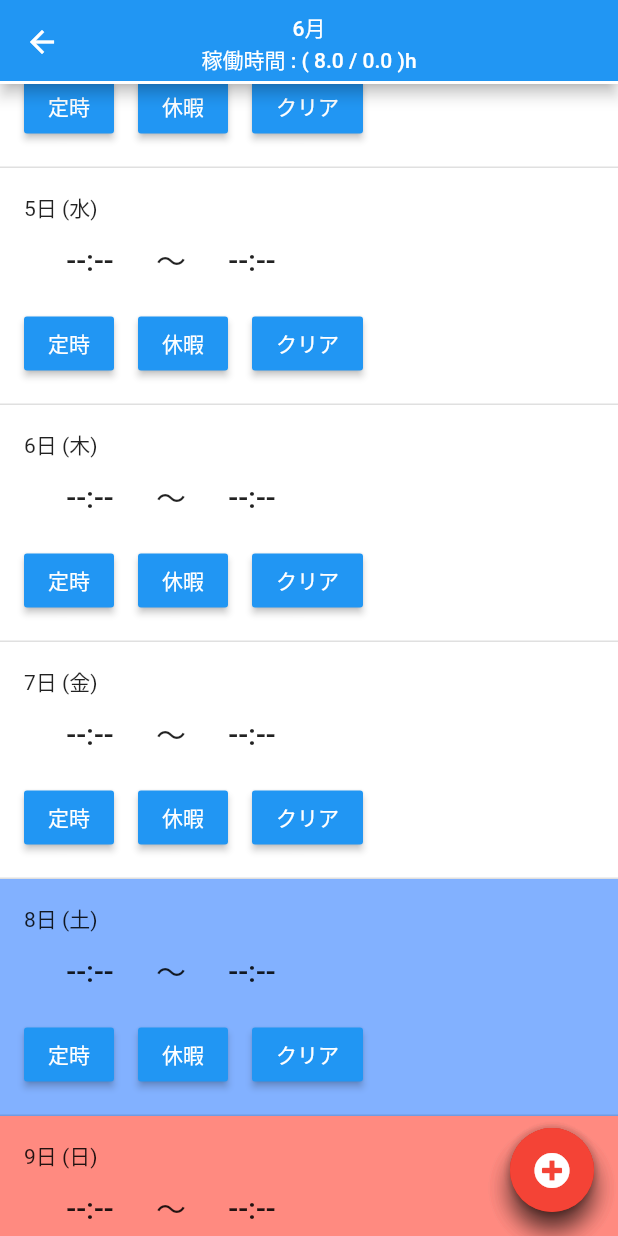
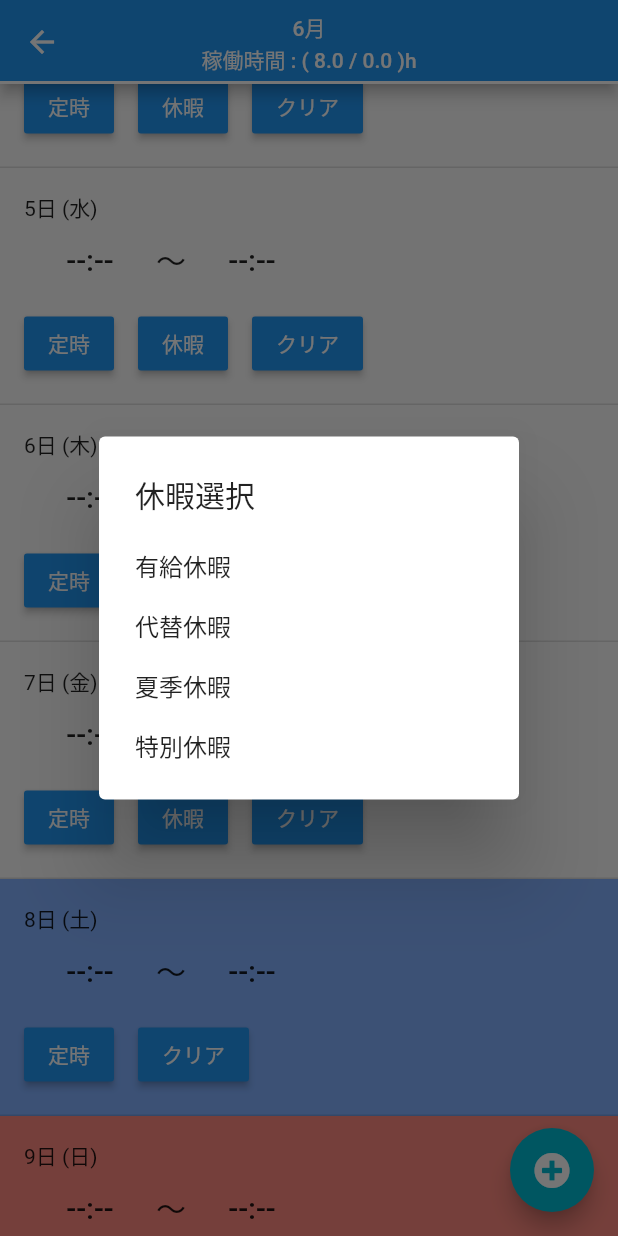
Before and after one commit to kusamuraX/KinTai, a Flutter app: the MyHomePage screen opened by its route, scrolled down 576 dp, after a tap on "定時", after a tap on "休暇", on a phone screen of 412 x 824 dp. Run offline on Flutter 3.47's test engine with Material 2 defaults, Android fonts, the phone set to English and light mode, and no system bars; our stand-ins replace font_awesome_flutter, shared_preferences; accounts and stored records are empty; network calls fail.

Commit message:
change float button

```diff
--- a/lib/customfloadbtn.dart
+++ b/lib/customfloadbtn.dart
@@ -10,61 +10,69 @@ class FloatBtnArea extends StatefulWidget {
 
 class FloatBtnAreaState extends State<FloatBtnArea>
     with SingleTickerProviderStateMixin {
-
   AnimationController animationController;
 
   @override
   void initState() {
     super.initState();
-    animationController =
-        AnimationController(duration: Duration(milliseconds: 400), vsync: this);
+    animationController = AnimationController(
+        duration: Duration(milliseconds: 1000), vsync: this);
   }
 
   @override
   Widget build(BuildContext context) {
     return new SectorAnimation(
       controller: animationController,
+      curvedAnimation: new CurvedAnimation(
+          parent: animationController, curve: Curves.elasticOut),
     );
+  }
+
+  @override
+  void dispose() {
+    super.dispose();
+    animationController.dispose();
   }
 }
 
 class SectorAnimation extends StatelessWidget {
-  SectorAnimation({Key key, this.controller})
-      : _openScale = Tween<double>(
-          begin: 1.0,
-          end: 0.0,
+  SectorAnimation({Key key, this.controller, this.curvedAnimation})
+      : _rotaTween = Tween<double>(
+          begin: 0.0,
+          end: 0.625,
         ).animate(
-          new CurvedAnimation(parent: controller, curve: Curves.linear),
-        ),
-        _closeScale = Tween<double>(
-          begin: 0.0,
-          end: 1.0,
-        ).animate(
-          new CurvedAnimation(parent: controller, curve: Curves.linear),
+          curvedAnimation,
         ),
         _transTween1 =
             Tween<Offset>(begin: Offset.zero, end: const Offset(0.0, -1.2))
                 .animate(
-          new CurvedAnimation(parent: controller, curve: Curves.linear),
+          curvedAnimation,
         ),
         _transTween2 =
             Tween<Offset>(begin: Offset.zero, end: const Offset(0.0, -2.4))
                 .animate(
-          new CurvedAnimation(parent: controller, curve: Curves.linear),
+          curvedAnimation,
         ),
         _transTween3 =
             Tween<Offset>(begin: Offset.zero, end: const Offset(0.0, -3.6))
                 .animate(
-          new CurvedAnimation(parent: controller, curve: Curves.linear),
+          curvedAnimation,
+        ),
+        _scaleTween = Tween<double>(
+          begin: 0.0,
+          end: 1.0,
+        ).animate(
+          curvedAnimation,
         ),
         super(key: key);
 
   final AnimationController controller;
-  final Animation<double> _openScale;
-  final Animation<double> _closeScale;
+  final CurvedAnimation curvedAnimation;
+  final Animation<double> _rotaTween;
   final Animation<Offset> _transTween1;
   final Animation<Offset> _transTween2;
   final Animation<Offset> _transTween3;
+  final Animation<double> _scaleTween;
 
   build(context) {
     return new AnimatedBuilder(
@@ -73,49 +81,51 @@ class SectorAnimation extends StatelessWidget {
         return Stack(alignment: Alignment.center, children: <Widget>[
           new SlideTransition(
             position: _transTween3,
+            child: new ScaleTransition(
+              scale: _scaleTween,
               child: new FloatingActionButton(
                   child: new Icon(FontAwesomeIcons.playstation),
-                onPressed: null,
-                backgroundColor: Colors.red),
+                  onPressed: () {},
+                  backgroundColor: Colors.cyan),
+            ),
           ),
           new SlideTransition(
             position: _transTween2,
+            child: new ScaleTransition(
+              scale: _scaleTween,
               child: new FloatingActionButton(
                   child: new Icon(FontAwesomeIcons.trashAlt),
-                onPressed: null,
-                backgroundColor: Colors.red),
+                  onPressed: () {},
+                  backgroundColor: Colors.cyan),
+            ),
           ),
           new SlideTransition(
             position: _transTween1,
+            child: new ScaleTransition(
+              scale: _scaleTween,
               child: new FloatingActionButton(
                   child: new Icon(FontAwesomeIcons.cloudUploadAlt),
-                onPressed: null,
-                backgroundColor: Colors.red),
+                  onPressed: () {},
+                  backgroundColor: Colors.cyan),
             ),
-          new ScaleTransition(
-            scale: _openScale,
+          ),
+          new RotationTransition(
+            turns: _rotaTween,
             child: new FloatingActionButton(
                 child: new Icon(FontAwesomeIcons.plusCircle),
-                onPressed: _open,
-                backgroundColor: Colors.red),
-          ),
-          new ScaleTransition(
-            scale: _closeScale,
-            child: new FloatingActionButton(
-                child: new Icon(FontAwesomeIcons.timesCircle),
-                onPressed: _close,
-                backgroundColor: Colors.red),
+                onPressed: _btnPress,
+                backgroundColor: Colors.cyan),
           ),
         ]);
       },
     );
   }
 
-  _close() {
+  _btnPress() {
+    if (controller.isCompleted) {
       controller.reverse();
-  }
-
-  _open() {
+    } else {
       controller.forward();
     }
   }
+}
--- a/lib/dateInfo.dart
+++ b/lib/dateInfo.dart
@@ -6,7 +6,7 @@ import 'dart:async';
 import 'package:shared_preferences/shared_preferences.dart';
 
 const String _calLang = 'japanese__ja@holiday.calendar.google.com';
-const String _apiKey = 'AIzaSyBaAkBi0L9OVLn0_64P8vU7oFw2VSizD0N';
+const String _apiKey = 'AIzaSyBaAkBi0L9OVLn0_64P8vU7oFw2VSizD0M';
 
 class DateInfo {
   var _dateKeyFmt = new DateFormat('yyyy-MM-dd');
@@ -20,7 +20,7 @@ class DateInfo {
   static Map<String, String> holidayMap = {};
   static double normalWorkingHours = 0.0;
 
-  Text getDayText(int month, int day) {
+  String getDayText(int month, int day) {
     String dayStr = (day + 1).toString() + '日 ';
     DateTime _dateTime = new DateTime(2019, month, day + 1);
     switch (_dateTime.weekday) {
@@ -54,26 +54,19 @@ class DateInfo {
       dayStr += ' : ${holidayMap[key]}';
     }
 
-    return new Text(dayStr);
+    return dayStr;
   }
 
-  Color getDayColor(int month, int day) {
+  int getDayColor(int month, int day) {
     DateTime _dateTime = new DateTime(2019, month, day + 1);
     var week = _dateTime.weekday;
 
-    var rtnColor = normalColor;
 
-    if (week == DateTime.saturday) {
-      rtnColor = saturdayColor;
-    } else if (week == DateTime.sunday) {
-      rtnColor = sundayColor;
+    if (holidayMap.containsKey(_dateKeyFmt.format(_dateTime))) {
+      week = DateTime.sunday;
     }
 
-    if (holidayMap.containsKey(_dateKeyFmt.format(_dateTime))) {
-      rtnColor = sundayColor;
-    }
-
-    return rtnColor;
+    return week;
   }
 
   Future<bool> getHoliday(var month) async {
--- a/lib/tab.dart
+++ b/lib/tab.dart
@@ -67,6 +67,9 @@ class DayView extends StatefulWidget {
   final int day;
   final GlobalKey<TabHeadState> titleKey;
   final GlobalKey lineSizeGetKey;
+  final saturdayColor = Colors.blueAccent.shade100;
+  final sundayColor = Colors.redAccent.shade100;
+  final normalColor = Colors.white;
 
   DayView({this.month, this.day, this.titleKey, this.lineSizeGetKey});
 
@@ -84,6 +87,10 @@ class _DayViewState extends State<DayView> {
   }
 
   DateInfo dateInfo;
+  String _dayText;
+  String _dayTextOrg;
+  Color _backGroundColor;
+  int _dayOfWeek;
 
   final _stKey = GlobalKey<_StTimeBtnState>();
   final _edKey = GlobalKey<_EdTimeBtnState>();
@@ -92,6 +99,15 @@ class _DayViewState extends State<DayView> {
   void initState() {
     super.initState();
     dateInfo = new DateInfo();
+    _dayTextOrg = dateInfo.getDayText(_month, _day);
+    _dayText = _dayTextOrg;
+    _dayOfWeek = dateInfo.getDayColor(_month, _day);
+
+    if (_dayOfWeek == DateTime.saturday) {
+      _backGroundColor = widget.saturdayColor;
+    } else if (_dayOfWeek == DateTime.sunday) {
+      _backGroundColor = widget.sundayColor;
+    }
   }
 
   @override
@@ -105,8 +121,6 @@ class _DayViewState extends State<DayView> {
     await prefs.setString('$_month-$_day-st', '09:00');
     await prefs.setString('$_month-$_day-ed', '18:00');
     widget.titleKey.currentState.calc();
-    RenderBox render = context.findRenderObject();
-    print("size : ${render.size}");
   }
 
   void clearTime() async {
@@ -114,6 +128,121 @@ class _DayViewState extends State<DayView> {
     await prefs.remove('$_month-$_day-st');
     await prefs.remove('$_month-$_day-ed');
     widget.titleKey.currentState.calc();
+    // 休日はクリアしない
+    if (_dayOfWeek != DateTime.saturday && _dayOfWeek != DateTime.sunday) {
+      setState(() {
+        _dayText = '$_dayTextOrg';
+        _backGroundColor = Colors.white;
+      });
+    }
+  }
+
+  void getHoliday() async {
+    var result = await showDialog(
+        context: context,
+        barrierDismissible: false,
+        builder: (BuildContext context) {
+          return new SimpleDialog(
+            title: const Text('休暇選択'),
+            children: <Widget>[
+              new SimpleDialogOption(
+                onPressed: () => Navigator.pop(context, '有給休暇'),
+                child: const Text('有給休暇'),
+              ),
+              new SimpleDialogOption(
+                onPressed: () => Navigator.pop(context, '代替休暇'),
+                child: const Text('代替休暇'),
+              ),
+              new SimpleDialogOption(
+                onPressed: () => Navigator.pop(context, '夏季休暇'),
+                child: const Text('夏季休暇'),
+              ),
+              new SimpleDialogOption(
+                onPressed: () => Navigator.pop(context, '特別休暇'),
+                child: const Text('特別休暇'),
+              ),
+            ],
+          );
+        });
+
+    setState(() {
+      if (result != null) {
+        _dayText = '$_dayTextOrg $result';
+        _backGroundColor = Colors.deepOrangeAccent;
+      } else {
+        _dayText = '$_dayTextOrg';
+        _backGroundColor = Colors.white;
+      }
+    });
+  }
+
+  List<Widget> getBtnWidget() {
+    // 休日用
+    if (_dayOfWeek == DateTime.saturday || _dayOfWeek == DateTime.sunday) {
+      return <Widget>[
+        new MaterialButton(
+          minWidth: 30.0,
+          textColor: Colors.white,
+          color: Colors.blue,
+          onPressed: () {
+            _stKey.currentState.setFixTime();
+            _edKey.currentState.setFixTime();
+            saveFixTime();
+          },
+          child: const Text("定時"),
+        ),
+        SpaceBox.width(16.0),
+        new MaterialButton(
+          minWidth: 30.0,
+          textColor: Colors.white,
+          color: Colors.blue,
+          onPressed: () {
+            _stKey.currentState.clear();
+            _edKey.currentState.clear();
+            clearTime();
+          },
+          child: const Text("クリア"),
+        ),
+      ];
+    }
+    // 平日用
+    else {
+      return <Widget>[
+        new MaterialButton(
+          minWidth: 30.0,
+          textColor: Colors.white,
+          color: Colors.blue,
+          onPressed: () {
+            _stKey.currentState.setFixTime();
+            _edKey.currentState.setFixTime();
+            saveFixTime();
+          },
+          child: const Text("定時"),
+        ),
+        SpaceBox.width(16.0),
+        new MaterialButton(
+          minWidth: 30.0,
+          textColor: Colors.white,
+          color: Colors.blue,
+          onPressed: () async {
+            getHoliday();
+          },
+          child: const Text("休暇"),
+        ),
+        SpaceBox.width(16.0),
+        new MaterialButton(
+          minWidth: 30.0,
+          textColor: Colors.white,
+          color: Colors.blue,
+          onPressed: () {
+            _stKey.currentState.clear();
+            _edKey.currentState.clear();
+            clearTime();
+          },
+          child: const Text("クリア"),
+        ),
+      ];
+    }
   }
 
   @override
@@ -122,7 +251,7 @@ class _DayViewState extends State<DayView> {
       key: widget.lineSizeGetKey,
       padding: const EdgeInsets.all(16.0),
       decoration: new BoxDecoration(
-          color: dateInfo.getDayColor(_month, _day),
+          color: _backGroundColor,
           border: new Border(
               bottom: new BorderSide(color: Colors.black12, width: 1.0))),
       child: Row(
@@ -132,7 +261,7 @@ class _DayViewState extends State<DayView> {
             children: [
               Container(
                 alignment: Alignment.topLeft,
-                child: dateInfo.getDayText(_month, _day),
+                child: new Text(_dayText),
               ),
               Row(
                 children: [
@@ -156,41 +285,7 @@ class _DayViewState extends State<DayView> {
               ),
               SpaceBox(),
               Row(
-                children: <Widget>[
-                  new MaterialButton(
-                    minWidth: 30.0,
-                    textColor: Colors.white,
-                    color: Colors.blue,
-                    onPressed: () {
-                      _stKey.currentState.setFixTime();
-                      _edKey.currentState.setFixTime();
-                      saveFixTime();
-                    },
-                    child: const Text("定時"),
-                  ),
-                  SpaceBox.width(16.0),
-                  new MaterialButton(
-                    minWidth: 30.0,
-                    textColor: Colors.white,
-                    color: Colors.blue,
-                    onPressed: () {
-                      setState(() {});
-                    },
-                    child: const Text("休暇"),
-                  ),
-                  SpaceBox.width(16.0),
-                  new MaterialButton(
-                    minWidth: 30.0,
-                    textColor: Colors.white,
-                    color: Colors.blue,
-                    onPressed: () {
-                      _stKey.currentState.clear();
-                      _edKey.currentState.clear();
-                      clearTime();
-                    },
-                    child: const Text("クリア"),
-                  ),
-                ],
+                children: getBtnWidget(),
               ),
             ],
           ))
```
Lines whose indentation alone changed are shown as unchanged.
